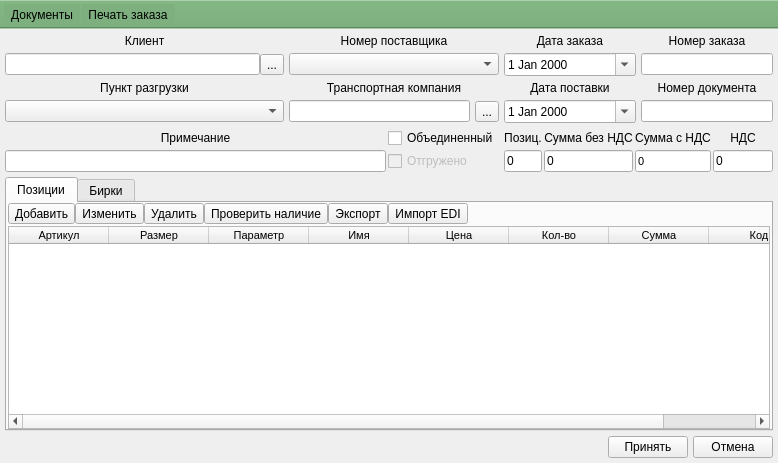
Above: ui/order.ui from Meller008/CRM-Avi before the change. Below: the same form after it.
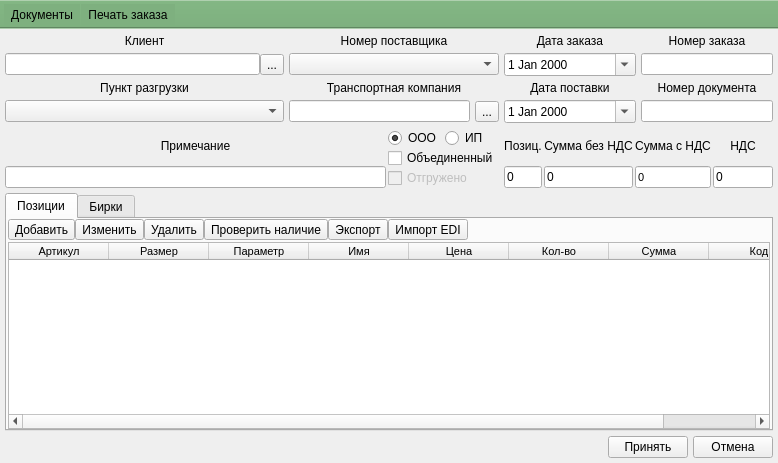
That is the form after the change.

The edit to the form file:
```diff
--- a/ui/order.ui
+++ b/ui/order.ui
@@ -589,7 +589,10 @@
       <property name="spacing">
        <number>2</number>
       </property>
-      <item row="0" column="0">
+      <item row="2" column="0">
+       <widget class="QLineEdit" name="le_note"/>
+      </item>
+      <item row="0" column="0" rowspan="2">
        <widget class="QLabel" name="label_9">
         <property name="text">
          <string>Примечание</string>
@@ -599,25 +602,53 @@
         </property>
        </widget>
       </item>
-      <item row="1" column="0">
-       <widget class="QLineEdit" name="le_note"/>
-      </item>
-      <item row="1" column="1">
-       <widget class="QCheckBox" name="cb_shipping">
-        <property name="enabled">
-         <bool>false</bool>
+      <item row="0" column="1" rowspan="3">
+       <layout class="QVBoxLayout" name="verticalLayout">
+        <property name="spacing">
+         <number>0</number>
         </property>
-        <property name="text">
-         <string>Отгружено</string>
-        </property>
-       </widget>
-      </item>
-      <item row="0" column="1">
-       <widget class="QCheckBox" name="cb_combined">
-        <property name="text">
-         <string>Объединенный</string>
-        </property>
-       </widget>
+        <item>
+         <layout class="QHBoxLayout" name="horizontalLayout_2">
+          <property name="spacing">
+           <number>2</number>
+          </property>
+          <item>
+           <widget class="QRadioButton" name="rb_ooo">
+            <property name="text">
+             <string>ООО</string>
+            </property>
+            <property name="checked">
+             <bool>true</bool>
+            </property>
+           </widget>
+          </item>
+          <item>
+           <widget class="QRadioButton" name="rb_ip">
+            <property name="text">
+             <string>ИП</string>
+            </property>
+           </widget>
+          </item>
+         </layout>
+        </item>
+        <item>
+         <widget class="QCheckBox" name="cb_combined">
+          <property name="text">
+           <string>Объединенный</string>
+          </property>
+         </widget>
+        </item>
+        <item>
+         <widget class="QCheckBox" name="cb_shipping">
+          <property name="enabled">
+           <bool>false</bool>
+          </property>
+          <property name="text">
+           <string>Отгружено</string>
+          </property>
+         </widget>
+        </item>
+       </layout>
       </item>
      </layout>
     </item>
```
Left out of the diff: 60 changed lines with no effect on the pictures.
